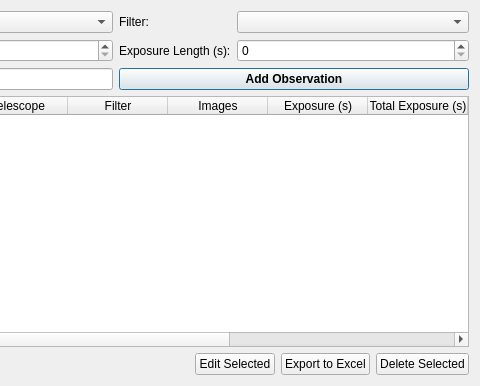
Old version of the form observation_tab.ui in the repository prookyon/MonoObsLog; both pictures show x 806 to 1286 and y 0 to 386 of the 1286 by 386 pixel window.
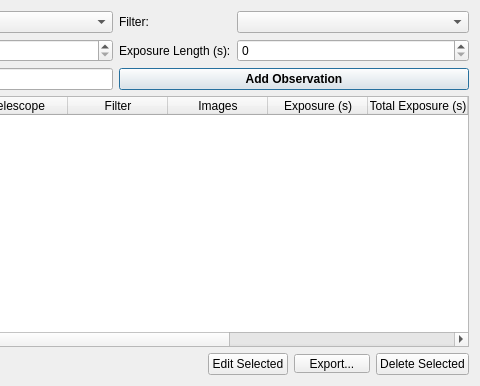
New version of the form.

Commit message: HTML export

```diff
--- a/observation_tab.ui
+++ b/observation_tab.ui
@@ -236,9 +236,18 @@
       </widget>
      </item>
      <item>
-      <widget class="QPushButton" name="exportObservationButton">
+      <widget class="QToolButton" name="exportObservationButton">
+       <property name="styleSheet">
+        <string notr="true">padding-right: 20px;</string>
+       </property>
        <property name="text">
-        <string>Export to Excel</string>
+        <string>Export...</string>
+       </property>
+       <property name="popupMode">
+        <enum>QToolButton::ToolButtonPopupMode::InstantPopup</enum>
+       </property>
+       <property name="toolButtonStyle">
+        <enum>Qt::ToolButtonStyle::ToolButtonTextOnly</enum>
        </property>
       </widget>
      </item>
```
The commit also changes 2 other files.
